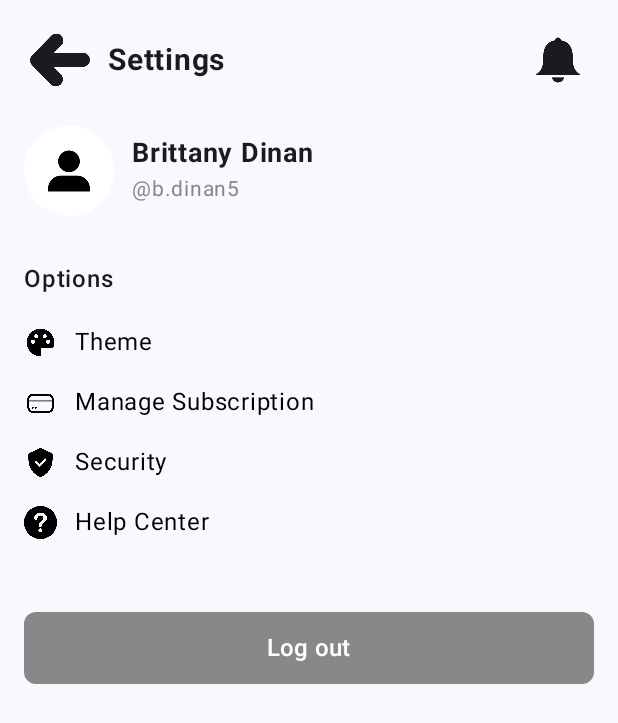
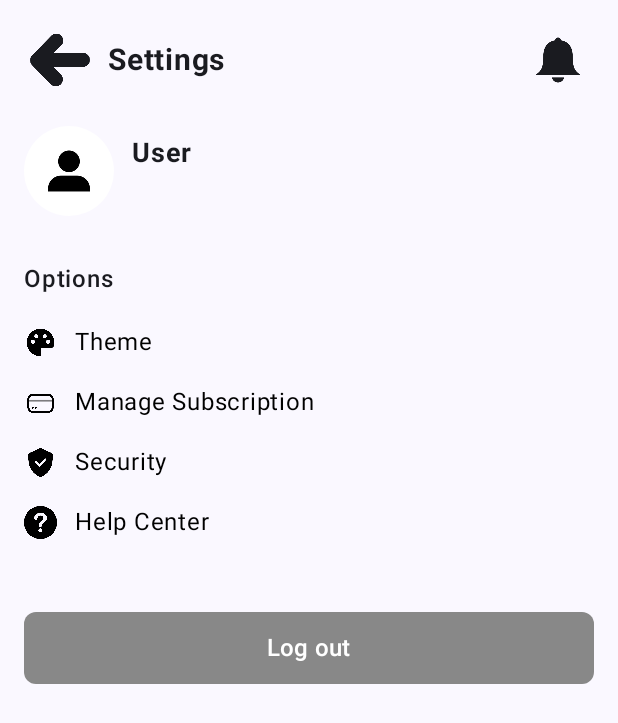
Before and after one commit to vrajp09/ResumeLens, an Android app built with Jetpack Compose: the ProfileSettingsScreen screen opened through its navigation route, on a phone screen of 412 x 824 dp. Shown: the top 723 px of the screen. Run offline under Robolectric (Android 15) with nearby library versions, the phone set to English and light mode, and no system bars; our stand-ins replace Firebase (no records; nobody signed in at launch, a user with empty details on screens opened directly); libraries missing offline, so code that uses them is left out: com.android.car; 4 statements that could not run were skipped.

Commit message:
working integration of user information to profile and settings

```diff
--- /dev/null
+++ b/app/src/main/java/com/cs407/resumelens/data/UserViewModel.kt
@@ -0,0 +1,72 @@
+package com.cs407.resumelens.data
+
+import androidx.lifecycle.ViewModel
+import androidx.lifecycle.viewModelScope
+import com.cs407.resumelens.auth.AuthRepository
+import kotlinx.coroutines.flow.MutableStateFlow
+import kotlinx.coroutines.flow.StateFlow
+import kotlinx.coroutines.launch
+
+data class UserProfile(
+    val name: String? = null,
+    val email: String? = null,
+    val username: String? = null
+)
+
+data class UserUiState(
+    val loading: Boolean = false,
+    val error: String? = null,
+    val userProfile: UserProfile? = null
+)
+
+class UserViewModel(
+    private val firestoreRepo: FirestoreRepository = FirestoreRepository(),
+    private val authRepo: AuthRepository = AuthRepository()
+) : ViewModel() {
+
+    private val _state = MutableStateFlow(UserUiState())
+    val state: StateFlow<UserUiState> = _state
+
+    init {
+        loadUserProfile()
+    }
+
+    fun loadUserProfile() {
+        val userId = authRepo.currentUser?.uid ?: return
+        viewModelScope.launch {
+            _state.value = _state.value.copy(loading = true, error = null)
+            firestoreRepo.getUserProfile(userId)
+                .onSuccess { data ->
+                    val profile = if (data != null) {
+                        UserProfile(
+                            name = data["name"] as? String,
+                            email = data["email"] as? String ?: authRepo.currentUser?.email,
+                            username = data["username"] as? String
+                        )
+                    } else {
+                        // If no profile exists, use auth user email
+                        UserProfile(
+                            email = authRepo.currentUser?.email
+                        )
+                    }
+                    _state.value = _state.value.copy(
+                        loading = false,
+                        userProfile = profile
+                    )
+                }
+                .onFailure { e ->
+                    _state.value = _state.value.copy(
+                        loading = false,
+                        error = e.message ?: "Failed to load profile",
+                        userProfile = UserProfile(
+                            email = authRepo.currentUser?.email
+                        )
+                    )
+                }
+        }
+    }
+
+    fun refreshProfile() {
+        loadUserProfile()
+    }
+}
--- a/app/src/main/java/com/cs407/resumelens/ui/components/ProfileMenu.kt
+++ b/app/src/main/java/com/cs407/resumelens/ui/components/ProfileMenu.kt
@@ -29,6 +29,8 @@ import com.cs407.resumelens.R
 
 @Composable
 fun ProfileMenu(
+    userName: String = "User",
+    username: String = "",
     onProfileClick: () -> Unit = {},
     onSettingsClick: () -> Unit = {},
     onResumeTipsClick: () -> Unit = {},
@@ -55,8 +57,12 @@ fun ProfileMenu(
                     .clip(RoundedCornerShape(50))
             )
             Spacer(Modifier.height(10.dp))
-            Text("Brittany Dinan", fontWeight = FontWeight.Bold, fontSize = 18.sp)
-            Text("@b.dinan5", color = Color.Gray, fontSize = 14.sp)
+            Text(userName, fontWeight = FontWeight.Bold, fontSize = 18.sp)
+            if (username.isNotBlank()) {
+                Text("@$username", color = Color.Gray, fontSize = 14.sp)
+            } else {
+                Text("User", color = Color.Gray, fontSize = 14.sp)
+            }
         }
 
         Spacer(Modifier.height(16.dp))
--- a/app/src/main/java/com/cs407/resumelens/ui/screens/DashboardScreen.kt
+++ b/app/src/main/java/com/cs407/resumelens/ui/screens/DashboardScreen.kt
@@ -20,7 +20,10 @@ import androidx.compose.ui.text.font.FontWeight
 import androidx.compose.ui.tooling.preview.Preview
 import androidx.compose.ui.unit.dp
 import androidx.compose.ui.unit.sp
+import androidx.lifecycle.compose.collectAsStateWithLifecycle
+import androidx.lifecycle.viewmodel.compose.viewModel
 import com.cs407.resumelens.R
+import com.cs407.resumelens.data.UserViewModel
 import com.cs407.resumelens.ui.components.ProfileMenu
 import kotlinx.coroutines.launch
 
@@ -32,17 +35,21 @@ fun DashboardScreen(
     onOpenProfile: () -> Unit = {},
     onNavigateToProfileSettings: () -> Unit = {},
     onNavigateToResumeTips: () -> Unit = {},
-    onSignOut: () -> Unit = {}
+    onSignOut: () -> Unit = {},
+    userViewModel: UserViewModel = viewModel()
 ) {
     val drawerState = rememberDrawerState(initialValue = DrawerValue.Closed)
     val profileDrawerState = rememberDrawerState(initialValue = DrawerValue.Closed)
     val scope = rememberCoroutineScope()
+    val userState by userViewModel.state.collectAsStateWithLifecycle()
 
     ModalNavigationDrawer(
         drawerState = drawerState,
         //onDismissRequest = { scope.launch { drawerState.close() } },
         drawerContent = {
             ProfileMenu(
+                userName = userState.userProfile?.name ?: "User",
+                username = userState.userProfile?.username ?: "",
                 onProfileClick = {
                     scope.launch {
                         drawerState.close()
@@ -75,6 +82,9 @@ fun DashboardScreen(
             drawerState = profileDrawerState,
             drawerContent = {
                 ProfileSidebar(
+                    userName = userState.userProfile?.name ?: "User",
+                    userEmail = userState.userProfile?.email ?: "",
+                    username = userState.userProfile?.username ?: "",
                     onClose = { scope.launch { profileDrawerState.close() } },
                     onNavigateToSettings = {
                         scope.launch {
@@ -185,6 +195,9 @@ fun DashboardScreen(
 // Profile Sidebar Component (modal drawer overlay)
 @Composable
 private fun ProfileSidebar(
+    userName: String = "User",
+    userEmail: String = "",
+    username: String = "",
     onClose: () -> Unit = {},
     onNavigateToSettings: () -> Unit = {}
 ) {
@@ -234,15 +247,22 @@ private fun ProfileSidebar(
                     )
                 }
                 Spacer(Modifier.height(8.dp))
-                Text("Brittany Dinan", fontWeight = FontWeight.Bold, fontSize = 20.sp)
-                Text("Premium account", color = Color.Gray, fontSize = 14.sp)
+                Text(userName, fontWeight = FontWeight.Bold, fontSize = 20.sp)
+                if (username.isNotBlank()) {
+                    Text("@$username", color = Color.Gray, fontSize = 14.sp)
+                } else {
+                    Text("Premium account", color = Color.Gray, fontSize = 14.sp)
+                }
             }
 
             Spacer(Modifier.height(24.dp))
 
-            InfoItem("Email", "email@email.com")
-            InfoItem("Phone", "(+123) 000 111 222 333")
-            InfoItem("Location", "New York, USA")
+            if (userEmail.isNotBlank()) {
+                InfoItem("Email", userEmail)
+            }
+            if (username.isNotBlank()) {
+                InfoItem("Username", username)
+            }
 
             Spacer(Modifier.height(24.dp))
 
--- a/app/src/main/java/com/cs407/resumelens/ui/screens/ProfileSettingsScreen.kt
+++ b/app/src/main/java/com/cs407/resumelens/ui/screens/ProfileSettingsScreen.kt
@@ -11,6 +11,8 @@ import androidx.compose.material3.IconButton
 import androidx.compose.material3.Text
 import androidx.compose.material3.TopAppBar
 import androidx.compose.runtime.Composable
+import androidx.compose.runtime.LaunchedEffect
+import androidx.compose.runtime.getValue
 import androidx.compose.ui.Alignment
 import androidx.compose.ui.Modifier
 import androidx.compose.ui.draw.clip
@@ -20,14 +22,23 @@ import androidx.compose.ui.text.font.FontWeight
 import androidx.compose.ui.tooling.preview.Preview
 import androidx.compose.ui.unit.dp
 import androidx.compose.ui.unit.sp
+import androidx.lifecycle.compose.collectAsStateWithLifecycle
+import androidx.lifecycle.viewmodel.compose.viewModel
 import com.cs407.resumelens.R
+import com.cs407.resumelens.data.UserViewModel
 import com.cs407.resumelens.ui.theme.ResumeLensTheme
 
 @Composable
 fun ProfileSettingsScreen(
     onBack: () -> Unit = {},
-    onSignOut: () -> Unit = {}
+    onSignOut: () -> Unit = {},
+    userViewModel: UserViewModel = viewModel()
 ) {
+    val userState by userViewModel.state.collectAsStateWithLifecycle()
+
+    LaunchedEffect(Unit) {
+        userViewModel.refreshProfile()
+    }
     Column(
         modifier = Modifier
             .fillMaxSize()
@@ -78,15 +89,23 @@ fun ProfileSettingsScreen(
 
             Column {
                 Text(
-                    text = "Brittany Dinan",
+                    text = userState.userProfile?.name ?: "User",
                     fontWeight = FontWeight.Bold,
                     fontSize = 18.sp
                 )
-                Text(
-                    text = "@b.dinan5",
-                    color = Color.Gray,
-                    fontSize = 14.sp
-                )
+                if (userState.userProfile?.username?.isNotBlank() == true) {
+                    Text(
+                        text = "@${userState.userProfile?.username}",
+                        color = Color.Gray,
+                        fontSize = 14.sp
+                    )
+                } else {
+                    Text(
+                        text = userState.userProfile?.email ?: "",
+                        color = Color.Gray,
+                        fontSize = 14.sp
+                    )
+                }
             }
         }
 
--- a/app/src/main/java/com/cs407/resumelens/ui/screens/ResumeLensApp.kt
+++ b/app/src/main/java/com/cs407/resumelens/ui/screens/ResumeLensApp.kt
@@ -9,6 +9,7 @@ import androidx.navigation.compose.NavHost
 import androidx.navigation.compose.composable
 import androidx.navigation.compose.rememberNavController
 import com.cs407.resumelens.auth.AuthViewModel
+import com.cs407.resumelens.data.UserViewModel
 
 sealed class Screen(val route: String) {
     // Auth Flow
@@ -67,8 +68,8 @@ fun ResumeLensApp() {
         composable(Screen.SignUp.route) {
             SignUpScreen(
                 onBack = { nav.popBackStack() },
-                onSignUpComplete = { email, password ->
-                    authVm.signUp(email, password)
+                onSignUpComplete = { email, password, fullName, username ->
+                    authVm.signUp(email, password, fullName, username)
                 },
                 errorText = authState.error,          // <-- wire VM error into screen
                 onClearError = authVm::clearError    // <-- allow screen to clear it
@@ -84,6 +85,10 @@ fun ResumeLensApp() {
             )
         }
         composable(Screen.Dashboard.route) {
+            val userVm: UserViewModel = viewModel()
+            LaunchedEffect(Unit) {
+                userVm.refreshProfile()
+            }
             DashboardScreen(
                 onNavigateToPolishResume = { nav.navigate(Screen.PolishResume.route) },
                 onNavigateToResumeAnalysis = { resumeId ->
@@ -95,7 +100,8 @@ fun ResumeLensApp() {
                 onSignOut = {
                     authVm.signOut()
                     nav.navigate(Screen.Welcome.route) { popUpTo(0) { inclusive = true } }
-                }
+                },
+                userViewModel = userVm
             )
         }
         composable(Screen.PolishResume.route) {
@@ -127,12 +133,17 @@ fun ResumeLensApp() {
             )
         }
         composable(Screen.ProfileSettings.route) {
+            val userVm: UserViewModel = viewModel()
+            LaunchedEffect(Unit) {
+                userVm.refreshProfile()
+            }
             ProfileSettingsScreen(
                 onBack = { nav.popBackStack() },
                 onSignOut = {
                     authVm.signOut()
                     nav.navigate(Screen.Welcome.route) { popUpTo(0) { inclusive = true } }
-                }
+                },
+                userViewModel = userVm
             )
         }
     }
--- a/app/src/main/java/com/cs407/resumelens/ui/screens/SignUpScreen.kt
+++ b/app/src/main/java/com/cs407/resumelens/ui/screens/SignUpScreen.kt
@@ -27,7 +27,7 @@ import com.cs407.resumelens.R
 @Composable
 fun SignUpScreen(
     onBack: () -> Unit,
-    onSignUpComplete: (email: String, password: String) -> Unit,
+    onSignUpComplete: (email: String, password: String, fullName: String, username: String) -> Unit,
     errorText: String? = null,
     onClearError: () -> Unit = {}
 ) {
@@ -192,7 +192,7 @@ fun SignUpScreen(
         Button(
             onClick = {
                 // VM will set error for invalid email/password; we don't clear here
-                onSignUpComplete(email, password)
+                onSignUpComplete(email, password, fullName, username)
             },
             enabled = enabled,
             modifier = Modifier
```
Also changed, not shown: app/src/main/java/com/cs407/resumelens/auth/AuthViewModel.kt (+33 -3 lines), app/src/main/java/com/cs407/resumelens/ui/screens/ProfileScreen.kt (+29 -6 lines).
